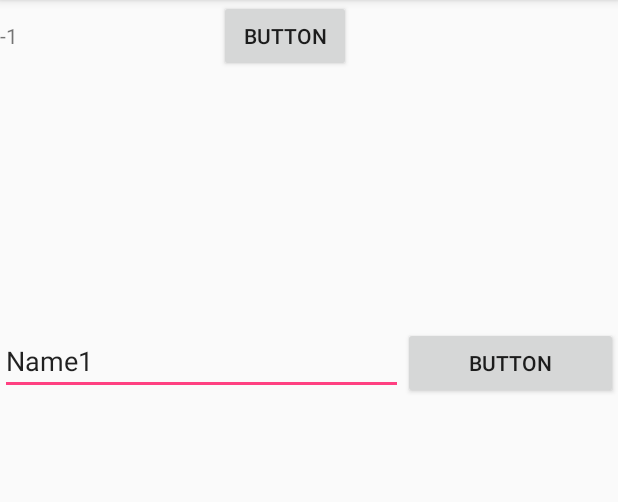
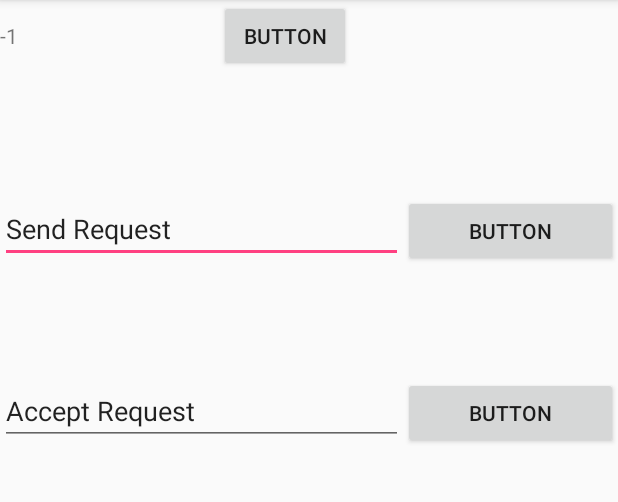
Before and after one commit to lostwarrior404/Peek, an Android app: the screen it shows after launch once a user with an empty profile is signed in (MainActivity), on a phone screen of 412 x 824 dp, the part 84-586 px from its top. Run offline under Robolectric (Android 15) with nearby library versions, the phone set to English and light mode, and no system bars; our stand-ins replace Firebase (no records; nobody signed in at launch, a user with empty details on screens opened directly); libraries missing offline, so code that uses them is left out: com.opencsv; 6 statements that could not run were skipped.

Commit message:
Done 'Demo 1'

```diff
--- a/app/src/main/AndroidManifest.xml
+++ b/app/src/main/AndroidManifest.xml
@@ -18,6 +18,10 @@
             </intent-filter>
         </activity>
         <activity android:name=".Login"></activity>
+        <service
+            android:name=".MyService"
+            android:enabled="true"
+            android:exported="true"></service>
     </application>
 
 </manifest>
--- a/app/src/main/java/com/example/tushar/mc_final/MainActivity.java
+++ b/app/src/main/java/com/example/tushar/mc_final/MainActivity.java
@@ -85,8 +85,11 @@ public class MainActivity extends AppCompatActivity {
                             }
                             Intent intent1 = new Intent(MainActivity.this, MyService.class);
                             intent1.putExtra("current_user",firebaseAuth.getCurrentUser().getUid());
-//                            Log.d(mTAG,firebaseAuth.getCurrentUser().getUid());
+                            Log.d(mTAG,"jaggi"+firebaseAuth.getCurrentUser().getUid());
                             startService(intent1);
+
+
+
                         }
 
                         @Override
@@ -104,7 +107,26 @@ public class MainActivity extends AppCompatActivity {
             }
         };
 
+        usersRef.child(mAuth.getCurrentUser().getUid()).child("mReceived").addValueEventListener(new ValueEventListener() {
+            @Override
+            public void onDataChange(DataSnapshot dataSnapshot) {
+                Iterable<DataSnapshot> children = dataSnapshot.getChildren();
+                String display ="";
+                TextView request_display = findViewById(R.id.textView3);
+                for (DataSnapshot child : children)
+                {
 
+
+                    display+=child.getValue(String.class)+"\n";
+                }
+                request_display.setText(display);
+            }
+
+            @Override
+            public void onCancelled(DatabaseError databaseError) {
+
+            }
+        });
 
         Button logoutButton = (Button)findViewById(R.id.Logout);
         logoutButton.setOnClickListener(new View.OnClickListener() {
@@ -155,6 +177,51 @@ public class MainActivity extends AppCompatActivity {
 
             }
         });
+
+
+        Button acceptRequests = (Button)findViewById(R.id.acceptRequests);
+        acceptRequests.setOnClickListener(new View.OnClickListener() {
+            @Override
+            public void onClick(View view) {
+                final String friendEmailID = String.valueOf(((EditText)findViewById(R.id.searchName2)).getText());
+
+                usersRef.addListenerForSingleValueEvent(new ValueEventListener() {
+                    @Override
+                    public void onDataChange(DataSnapshot dataSnapshot) {
+                        Log.d(mTAG, "printaa");
+                        for(DataSnapshot postSnapshot: dataSnapshot.getChildren())
+                        {
+                            Log.d(mTAG, postSnapshot.getValue(User.class).getmEmail());
+                            if(postSnapshot.getValue(User.class).getmEmail().equals(friendEmailID)){
+                                Log.d(mTAG, friendEmailID);
+                                mFriendUser = postSnapshot.getValue(User.class);
+                                mFriendUID = postSnapshot.getKey();
+
+                                mcurrentUser.addFriend(mFriendUser.getmEmail());
+                                mFriendUser.addFriend(mcurrentUser.getmEmail());
+
+                                mcurrentUser.deleteReceived(mFriendUser.getmEmail());
+                                mFriendUser.deleteSent(mcurrentUser.getmEmail());
+
+                                usersRef.child(mAuth.getCurrentUser().getUid()).setValue(mcurrentUser);
+                                usersRef.child(mFriendUID).setValue(mFriendUser);
+
+                            }
+
+                        }
+
+                    }
+
+                    @Override
+                    public void onCancelled(DatabaseError databaseError) {
+
+                        // ...
+                    }
+                });
+
+            }
+        });
+
 
 
 
--- a/app/src/main/res/layout/activity_main.xml
+++ b/app/src/main/res/layout/activity_main.xml
@@ -10,7 +10,7 @@
 
     <LinearLayout
         android:layout_width="match_parent"
-        android:layout_height="218dp"
+        android:layout_height="130dp"
         android:layout_gravity="center"
         android:orientation="horizontal"
         tools:context="com.example.tushar.mc_final.MainActivity">
@@ -32,12 +32,13 @@
             tools:layout_editor_absoluteY="434dp" />
 
     </LinearLayout>
+
     <LinearLayout
         android:layout_width="match_parent"
-        android:layout_height="match_parent"
-        tools:context="com.example.tushar.mc_final.MainActivity"
+        android:layout_height="121dp"
         android:layout_gravity="center"
-        android:orientation="horizontal">
+        android:orientation="horizontal"
+        tools:context="com.example.tushar.mc_final.MainActivity">
 
         <EditText
             android:id="@+id/searchName"
@@ -46,7 +47,7 @@
             android:layout_weight="1"
             android:ems="10"
             android:inputType="textPersonName"
-            android:text="Name1" />
+            android:text="Send Request" />
 
         <Button
             android:id="@+id/addFriend"
@@ -54,7 +55,47 @@
             android:layout_height="wrap_content"
             android:layout_weight="1"
             android:text="Button" />
+    </LinearLayout>
+
+    <LinearLayout
+        android:layout_width="match_parent"
+        android:layout_height="145dp"
+        android:layout_gravity="center"
+        android:orientation="horizontal"
+        tools:context="com.example.tushar.mc_final.MainActivity">
+
+        <EditText
+            android:id="@+id/searchName2"
+            android:layout_width="wrap_content"
+            android:layout_height="wrap_content"
+            android:layout_weight="1"
+            android:ems="10"
+            android:inputType="textPersonName"
+            android:text="Accept Request" />
+
+        <Button
+            android:id="@+id/acceptRequests"
+            android:layout_width="wrap_content"
+            android:layout_height="wrap_content"
+            android:layout_weight="1"
+            android:text="Button" />
 
     </LinearLayout>
 
+
+    <LinearLayout
+        android:layout_width="match_parent"
+        android:layout_height="288dp"
+        android:layout_gravity="center"
+        android:orientation="horizontal"
+        tools:context="com.example.tushar.mc_final.MainActivity">
+
+        <TextView
+            android:id="@+id/textView3"
+            android:layout_width="wrap_content"
+            android:layout_height="122dp"
+            android:layout_weight="1"
+            android:text="TextView" />
+    </LinearLayout>
+
 </LinearLayout>
--- a/app/src/main/res/raw/mac_address_list.csv
+++ b/app/src/main/res/raw/mac_address_list.csv
@@ -128,3 +128,4 @@
 1,OUTDOOR_LH,Between Lecture hall and Library block,b0:aa:77:10:ed:a0,84:b8:02:f3:ef:a0,AIR-AP1572EAC-D-K9
 2,OUTDOOR_HS,Near badminton court pole,b0:aa:77:b9:74:b0,b0:aa:77:95:8f:80,AIR-AP1572EAC-D-K9
 1,something,New Boys Hostel 2nd Floor,6c:dd:30:41:30:85,6c:dd:30:41:30:85,yeah
+2,something,New Boys Hostel 2nd Floor 2,6c:dd:30:41:2f:e5,6c:dd:30:41:2f:e5,yeah123
```
Also changed, not shown: app/src/main/java/com/example/tushar/mc_final/User.java (+23 -0 lines).
